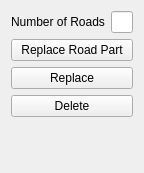
Above: intersectionoptions.ui from UmutSahinSE/Ata-Caddesi-Simulator before the change. Below: the same form after it.
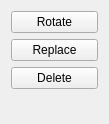
That is the form after the change.

```diff
--- a/intersectionoptions.ui
+++ b/intersectionoptions.ui
@@ -6,32 +6,18 @@
    <rect>
     <x>0</x>
     <y>0</y>
-    <width>133</width>
-    <height>173</height>
+    <width>109</width>
+    <height>124</height>
    </rect>
   </property>
   <property name="windowTitle">
    <string>Form</string>
   </property>
   <layout class="QVBoxLayout" name="verticalLayout">
-   <item>
-    <layout class="QHBoxLayout" name="horizontalLayout">
-     <item>
-      <widget class="QLabel" name="NoRLabel">
-       <property name="text">
-        <string>Number of Roads</string>
-       </property>
-      </widget>
-     </item>
-     <item>
-      <widget class="QLineEdit" name="NumberOfRoadsEdit"/>
-     </item>
-    </layout>
-   </item>
    <item>
     <widget class="QPushButton" name="pushButton_3">
      <property name="text">
-      <string>Replace Road Part</string>
+      <string>Rotate</string>
      </property>
     </widget>
    </item>
```
